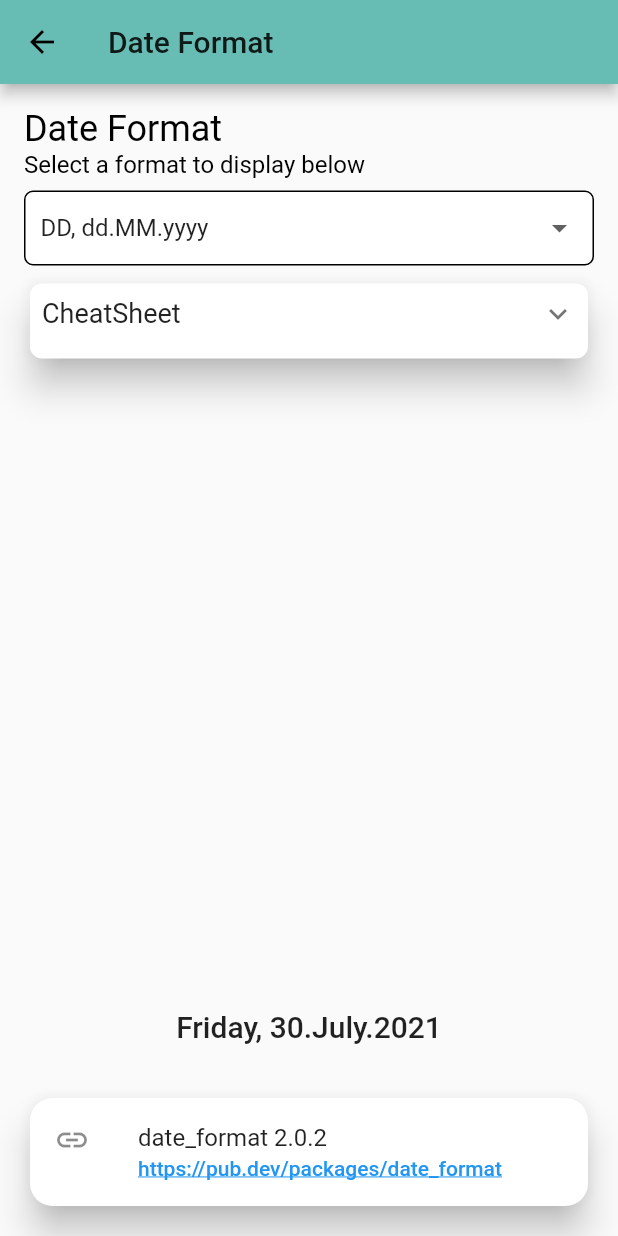
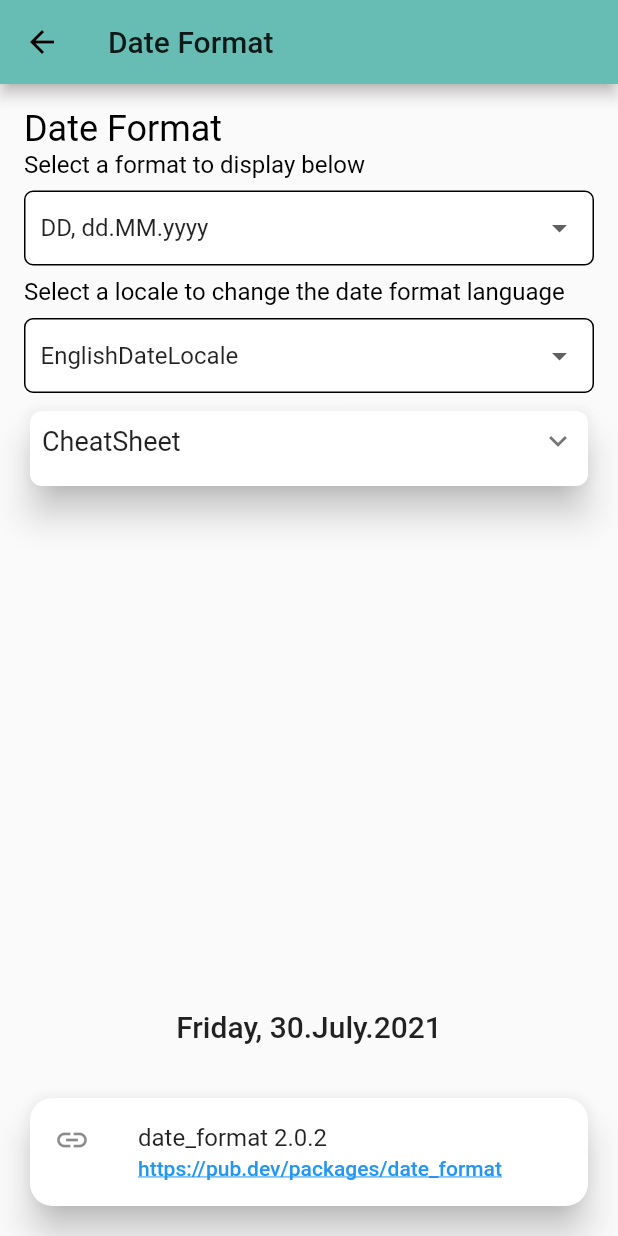
Before and after one commit to lucianojung/flutter_package_examples, a Flutter app: the DateFormatMain screen opened by its route, on a phone screen of 412 x 824 dp. Run offline on Flutter 3.47's test engine with Material 2 defaults, Android fonts, the phone set to English and light mode, and no system bars; drawn by our look-alikes of expandable; our stand-ins replace convex_bottom_bar, date_format, email_validator, flutter_signin_button.

Commit message:
adjust app && add locale to dateformat

```diff
--- a/lib/packages/date_format/date_format_main.dart
+++ b/lib/packages/date_format/date_format_main.dart
@@ -15,6 +15,9 @@ class _DateFormatMainState extends State<DateFormatMain> {
   String _dateFormat = 'DD, dd.MM.yyyy';
   String _formattedText = '';
   late Timer timer;
+  DateLocale _dateLocale = EnglishDateLocale();
+  String _dateLocaleString = 'EnglishDateLocale';
+  List<String> _dateLocaleList = ['EnglishDateLocale', 'ItalianDateLocale ', 'SpanishDateLocale', 'PortugueseDateLocale', 'TurkishDateLocale', 'VietnameseDateLocale'];
 
   List<String> _dateFormatList = [
     'DD, dd.MM.yyyy',
@@ -57,7 +60,7 @@ class _DateFormatMainState extends State<DateFormatMain> {
                 title: 'Date Format',
                 subtitle: 'Select a format to display below',
                 onChangedCallback: (newValue) {
-                  _onValueChanged(newValue);
+                  _onDateFormatChanged(newValue);
                 },
                 value: _dateFormat,
                 values: _dateFormatList,
@@ -67,16 +70,34 @@ class _DateFormatMainState extends State<DateFormatMain> {
             if (_dateFormat == 'custom')
               Padding(
                 padding: const EdgeInsets.all(16.0),
+                child: Container(
                   child: TextField(
                     controller: _myController,
                     decoration: InputDecoration(
-                      border: OutlineInputBorder(),
+                      filled: true,
+                      fillColor: Colors.white,
+                        border: OutlineInputBorder(borderRadius: BorderRadius.circular(6.0)),
                         hintText: 'Enter a DateFormat String'),
                     onChanged: (value) => {
                       setState(() {
-                      _onValueChanged(_dateFormat);
+                        _onDateFormatChanged(_dateFormat);
                       }),
                     },
+                  ),
+                ),
+              ),
+            Padding(
+              padding:
+              const EdgeInsets.only(bottom: 0, left: 16.0, right: 16.0),
+              child: MaterialDropdownView(
+                title: '',
+                subtitle: 'Select a locale to change the date format language',
+                onChangedCallback: (newValue) {
+                  _onDateLocaleChanged(newValue);
+                },
+                value: _dateLocaleString,
+                values: _dateLocaleList,
+                negate: false,
               ),
             ),
             ExpandableNotifier(
@@ -136,9 +157,17 @@ class _DateFormatMainState extends State<DateFormatMain> {
     );
   }
 
-  void _onValueChanged(String newValue) {
+  void _onDateFormatChanged(String newValue) {
     setState(() {
       _dateFormat = newValue;
+      _formattedText = _formatDate(_dateFormat, DateTime.now());
+    });
+  }
+
+  void _onDateLocaleChanged(String newValue) {
+    setState(() {
+      _dateLocaleString = newValue;
+      _dateLocale = getDateLocaleFromString(_dateLocaleString);
       _formattedText = _formatDate(_dateFormat, DateTime.now());
     });
   }
@@ -152,25 +181,24 @@ class _DateFormatMainState extends State<DateFormatMain> {
   String _formatDate(String dateFormat, DateTime datetime) {
     switch (dateFormat) {
       case 'DD, dd.MM.yyyy':
-        return formatDate(datetime, [DD, ', ', dd, '.', MM, '.', yyyy]);
+        return formatDate(datetime, [DD, ', ', dd, '.', MM, '.', yyyy], locale: _dateLocale);
       case 'D, d.M.yyyy':
-        return formatDate(datetime, [D, ', ', d, '.', M, '.', yyyy]);
+        return formatDate(datetime, [D, ', ', d, '.', M, '.', yyyy], locale: _dateLocale);
       case 'd.m.yyyy':
-        return formatDate(datetime, [d, '.', m, '.', yyyy]);
+        return formatDate(datetime, [d, '.', m, '.', yyyy], locale: _dateLocale);
       case 'mm/dd/yyyy':
-        return formatDate(datetime, [mm, '/', dd, '/', yyyy]);
+        return formatDate(datetime, [mm, '/', dd, '/', yyyy], locale: _dateLocale);
       case 'dd.mm.yyyy, HH:nn:ss':
-        return formatDate(
-            datetime, [dd, '.', mm, '.', yyyy, ', ', HH, ':', nn, ':', ss]);
+        return formatDate(datetime, [dd, '.', mm, '.', yyyy, ', ', HH, ':', nn, ':', ss], locale: _dateLocale);
       case 'hh:nn:ss am':
-        return formatDate(datetime, [hh, ':', nn, ':', ss, ' ', am]);
+        return formatDate(datetime, [hh, ':', nn, ':', ss, ' ', am], locale: _dateLocale);
       case 'HH:nn:ss:SSS:uuu':
-        return formatDate(datetime, [HH, ':', nn, ':', ss, ':', SSS, ':', uuu]);
+        return formatDate(datetime, [HH, ':', nn, ':', ss, ':', SSS, ':', uuu], locale: _dateLocale);
       case 'HH:nn:ss Z':
-        return formatDate(datetime, [HH, ':', nn, ':', ss, ' ', Z]);
+        return formatDate(datetime, [HH, ':', nn, ':', ss, ' ', Z], locale: _dateLocale);
       default:
         var format = stringToDateFormatArray(_myController.text);
-        return formatDate(datetime, format);
+        return formatDate(datetime, format, locale: _dateLocale);
     }
   }
 
@@ -249,4 +277,23 @@ class _DateFormatMainState extends State<DateFormatMain> {
       ],
     );
   }
+
+  DateLocale getDateLocaleFromString(String dateLocaleString) {
+    switch (dateLocaleString) {
+      case 'EnglishDateLocale':
+        return EnglishDateLocale();
+      case 'ItalianDateLocale ':
+        return ItalianDateLocale();
+      case 'SpanishDateLocale':
+        return SpanishDateLocale();
+      case 'PortugueseDateLocale':
+        return PortugueseDateLocale();
+      case 'TurkishDateLocale':
+        return TurkishDateLocale();
+      case 'VietnameseDateLocale':
+        return VietnameseDateLocale();
+      default:
+        return EnglishDateLocale();
     }
+  }
+}
--- a/lib/shared/material_dropdown_view.dart
+++ b/lib/shared/material_dropdown_view.dart
@@ -6,7 +6,13 @@ class MaterialDropdownView extends StatelessWidget {
   List<String> values = [];
   bool negate;
 
-  MaterialDropdownView({required this.title, required this.subtitle, required this.value, required this.values, required this.onChangedCallback, required this.negate}) {
+  MaterialDropdownView(
+      {required this.title,
+      required this.subtitle,
+      required this.value,
+      required this.values,
+      required this.onChangedCallback,
+      required this.negate}) {
     this.title = title != null ? title : '';
     this.subtitle = subtitle != null ? subtitle : '';
     this.negate = negate != null ? negate : false;
@@ -17,19 +23,23 @@ class MaterialDropdownView extends StatelessWidget {
     ThemeData _themeData = Theme.of(context);
     return Column(
       children: <Widget>[
+        if (this.title != '')
           Container(
             alignment: Alignment.centerLeft,
             child: Text(
               this.title,
-            style: _themeData.textTheme.headline5!.copyWith(color: negate ? Colors.white : Colors.black),
+              style: _themeData.textTheme.headline5!
+                  .copyWith(color: negate ? Colors.white : Colors.black),
             ),
           ),
+        if (this.subtitle != '')
           Container(
             alignment: Alignment.centerLeft,
-          child: this.subtitle != '' ? Text(
+            child: Text(
               this.subtitle,
-            style: _themeData.textTheme.subtitle1!.copyWith(color: negate ? Colors.white : Colors.black),
-          ) : SizedBox(),
+              style: _themeData.textTheme.subtitle1!
+                  .copyWith(color: negate ? Colors.white : Colors.black),
+            ),
           ),
         Padding(
           padding: const EdgeInsets.symmetric(vertical: 8.0),
@@ -43,7 +53,8 @@ class MaterialDropdownView extends StatelessWidget {
             child: DropdownButtonHideUnderline(
               child: DropdownButton(
                   value: this.value,
-                  items: this.values.map<DropdownMenuItem<String>>((String value) {
+                  items:
+                      this.values.map<DropdownMenuItem<String>>((String value) {
                     return DropdownMenuItem<String>(
                       value: value,
                       child: Text(
```
Lines whose indentation alone changed are shown as unchanged.
